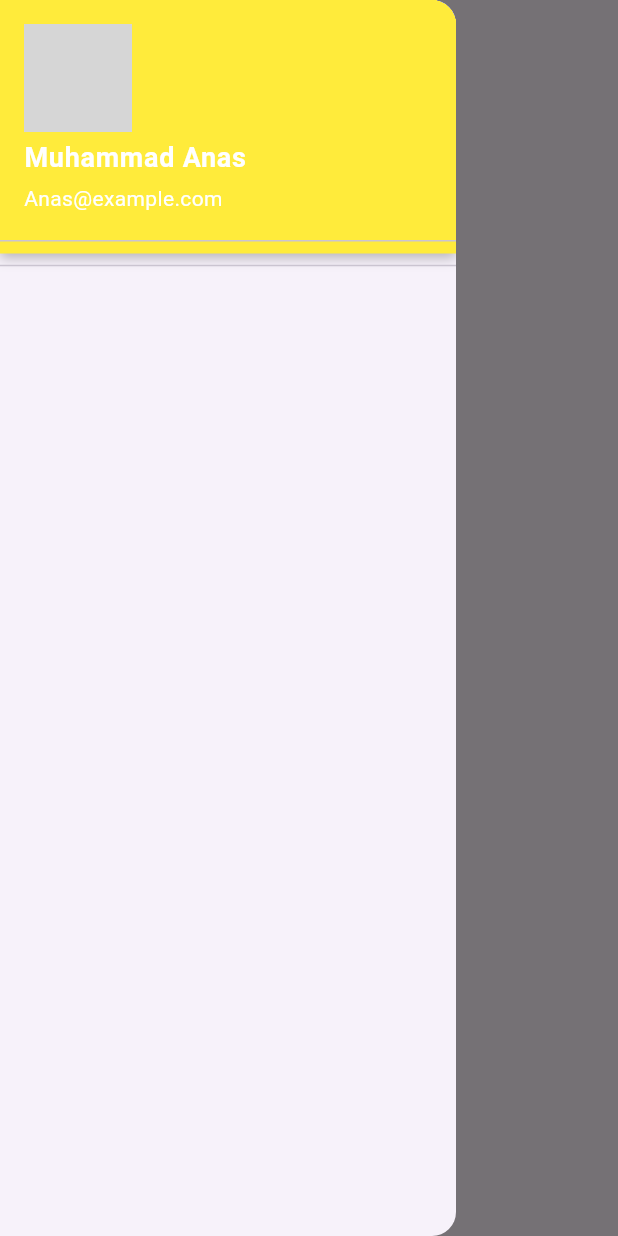
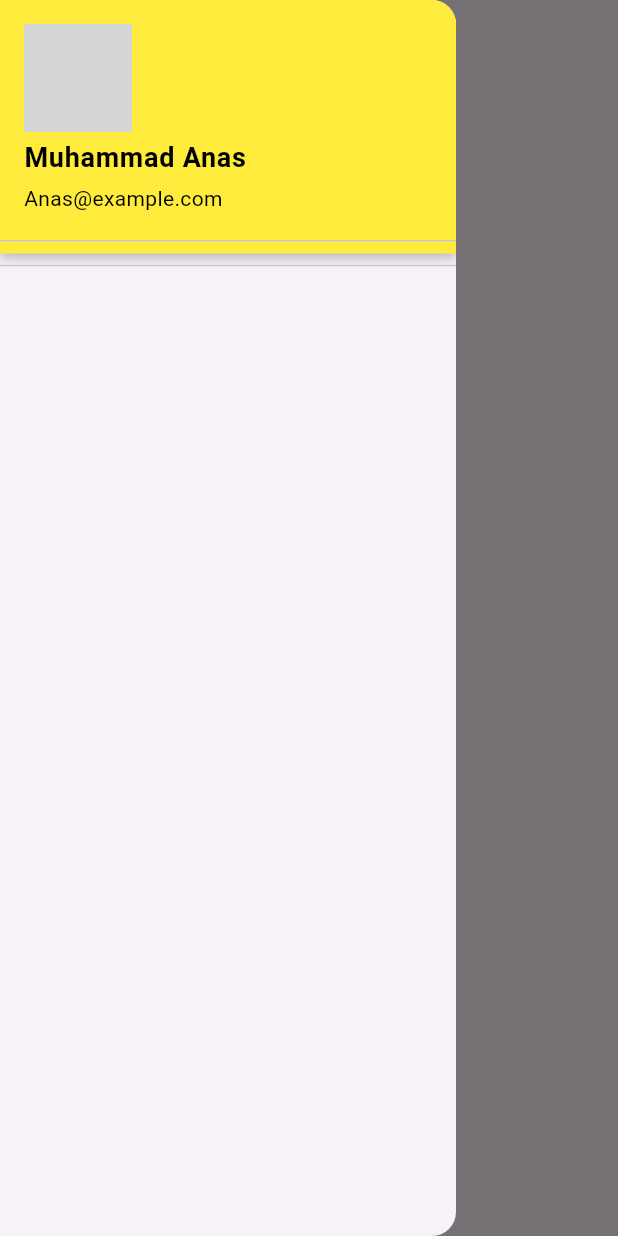
Before and after one commit to CaptainA31/user_profile_drawer, a Flutter app: the screen it shows after launch, with the side drawer open, on a phone screen of 412 x 824 dp. Run offline on Flutter 3.47's test engine with Material 3 defaults, Android fonts, the phone set to English and light mode, and no system bars; network calls fail; grey boxes are pictures that could not be loaded.

Commit message:
final changes

```diff
--- a/example/lib/main.dart
+++ b/example/lib/main.dart
@@ -19,8 +19,9 @@ class MyApp extends StatelessWidget {
           email: "Anas@example.com",
           profileImageUrl: "https://cdn.prod.website-files.com/62d84e447b4f9e7263d31e94/6399a4d27711a5ad2c9bf5cd_ben-sweet-2LowviVHZ-E-unsplash-1.jpeg",
           headerColor: Colors.yellow,
+          textColor: Colors.black, // ✅ makes it readable on yellow
+        ),
 
-        ),
 
 
         body: const Center(child: Text("Swipe from the left!")),
```
Also changed, not shown: 1 other file.
